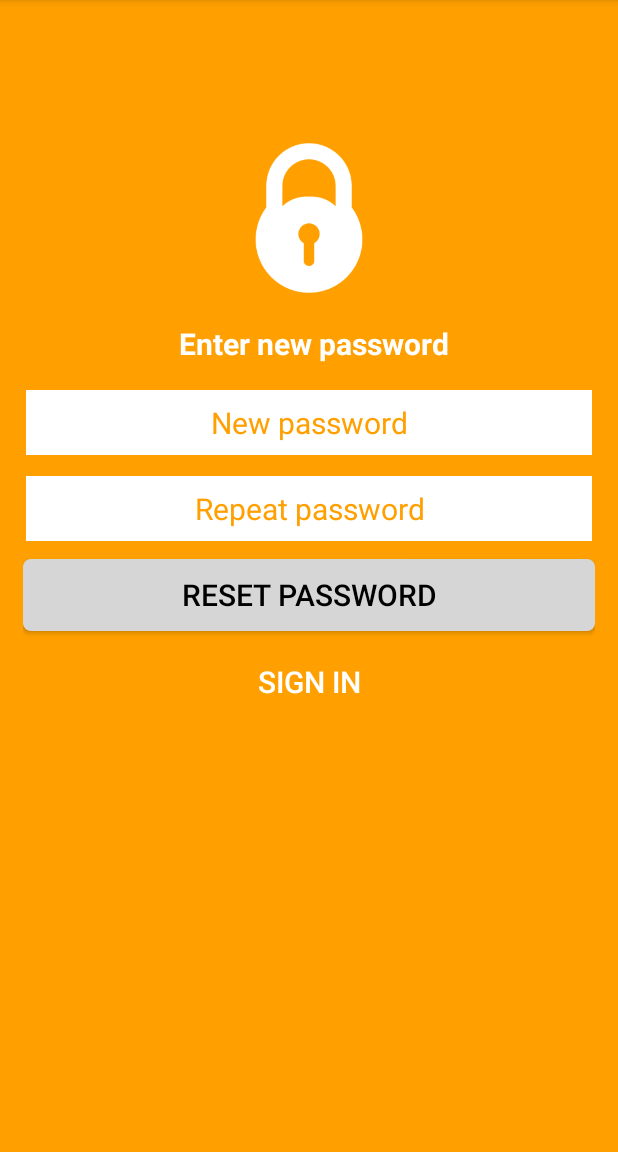
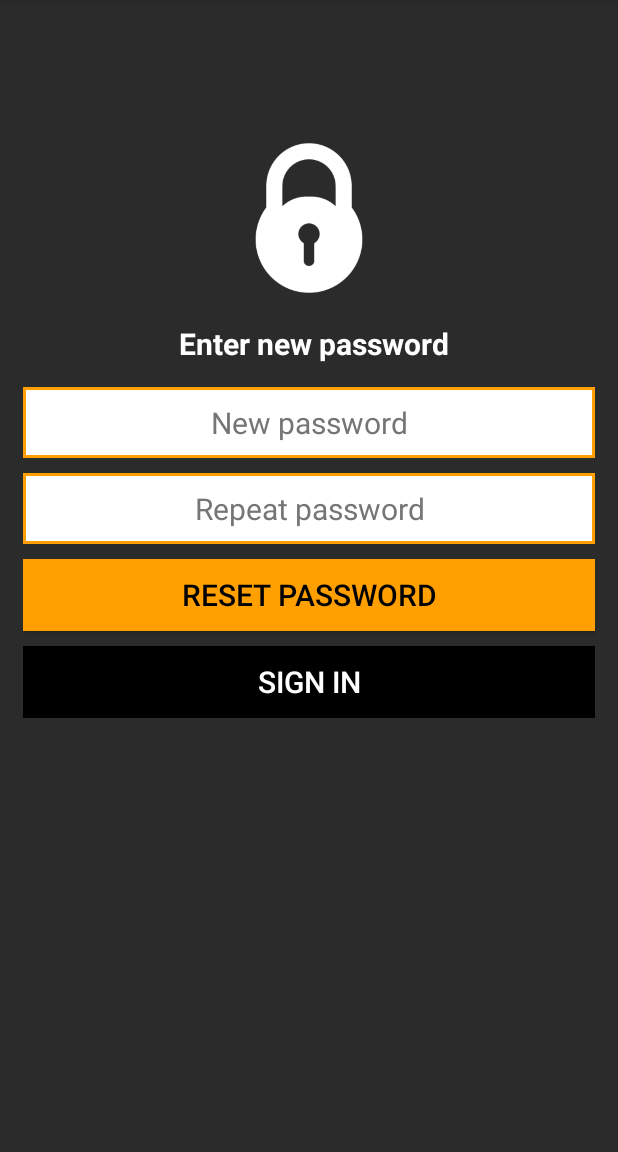
Before and after one commit to oolakan/GameApMobile, an Android app: the ForgotPassword screen opened directly, with no data from a screen before it, on a phone screen of 412 x 824 dp, the part 84-1236 px from its top. Run offline under Robolectric (Android 15) with nearby library versions, the phone set to English and light mode, and no system bars.

Commit message:
color fixes and view

```diff
--- a/app/src/main/res/layout/activity_forgot_password.xml
+++ b/app/src/main/res/layout/activity_forgot_password.xml
@@ -5,7 +5,7 @@ android:layout_width="match_parent"
 android:layout_height="match_parent"
 android:padding="5dp"
 xmlns:card_view="http://schemas.android.com/apk/res-auto"
-android:background="@color/colorPrimary"
+android:background="@color/primaryDark"
 tools:context="com.example.mygame.mygame.auth.ForgotPassword">
 <ScrollView
     android:layout_width="match_parent"
@@ -70,13 +70,13 @@ tools:context="com.example.mygame.mygame.auth.ForgotPassword">
                     android:hint="@string/new_password_input"
                     android:layout_width="match_parent"
                     android:layout_height="wrap_content"
-                    android:textColor="@color/black"
+                    android:textColor="@color/primaryDark"
                     android:textSize="20sp"
                     android:inputType="textPassword"
                     android:maxLength="10"
                     android:layout_marginTop="10dp"
                     android:background="@drawable/button_border"
-                    android:textColorHint="@color/colorPrimary"
+                    android:textColorHint="@color/textBoxTextHintCoor"
                     android:gravity="center"
                     android:layout_gravity="center" />
 
@@ -86,13 +86,13 @@ tools:context="com.example.mygame.mygame.auth.ForgotPassword">
                     android:hint="@string/repeat_password_hint"
                     android:layout_width="match_parent"
                     android:layout_height="wrap_content"
-                    android:textColor="@color/black"
+                    android:textColor="@color/textBoxTextColor"
                     android:textSize="20sp"
                     android:inputType="textPassword"
                     android:maxLength="10"
                     android:layout_marginTop="10dp"
                     android:background="@drawable/button_border"
-                    android:textColorHint="@color/colorPrimary"
+                    android:textColorHint="@color/textBoxTextHintCoor"
                     android:gravity="center"
                     android:layout_gravity="center" />
             </LinearLayout>
@@ -113,7 +113,7 @@ tools:context="com.example.mygame.mygame.auth.ForgotPassword">
                     android:textAllCaps="true"
                     android:gravity="center"
                     android:textColor="@color/black"
-                    android:background="@drawable/background_cornered_green"
+                    android:background="@drawable/background_colorprimary"
                     android:layout_marginTop="10dp"/>
 
                 <Button
@@ -127,7 +127,7 @@ tools:context="com.example.mygame.mygame.auth.ForgotPassword">
                     android:gravity="center"
                     android:layout_marginTop="10dp"
                     android:textColor="@color/white"
-                    android:background="@color/transparent"
+                    android:background="@drawable/background_black"
                     />
             </LinearLayout>
         </LinearLayout>
--- a/app/src/main/res/values/colors.xml
+++ b/app/src/main/res/values/colors.xml
@@ -10,7 +10,7 @@
     <color name="title_gray">#434343</color>
     <color name="transparent">#00000000</color>
     <color name="tabsScrollColor">#434343</color>
-    <color name="textBoxTextColor">#444444</color>
+    <color name="textBoxTextColor">#2b2b2b</color>
     <color name="textBoxTextHintCoor">#757575</color>
     <color name="black">#000000</color>
     <color name="gray1">#BDBDBD</color>
```
Also changed, not shown: app/src/main/res/layout/activity_create_account.xml (+4 -4 lines), app/src/main/res/layout/activity_phone_registration.xml (+5 -5 lines), app/src/main/res/layout/activity_verify_otp.xml (+5 -5 lines), app/src/main/res/layout/nav_header_game_home.xml (+6 -12 lines).
